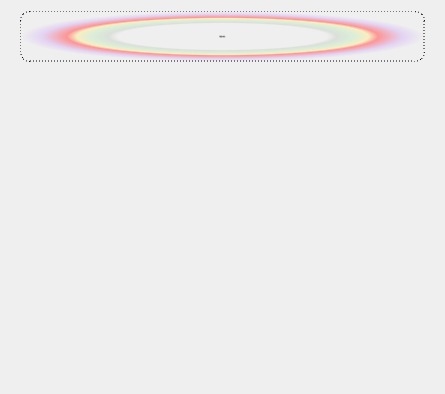
Qt form Client/Home/homepage.ui (Eva-483650/ShoppingMall) before a commit.
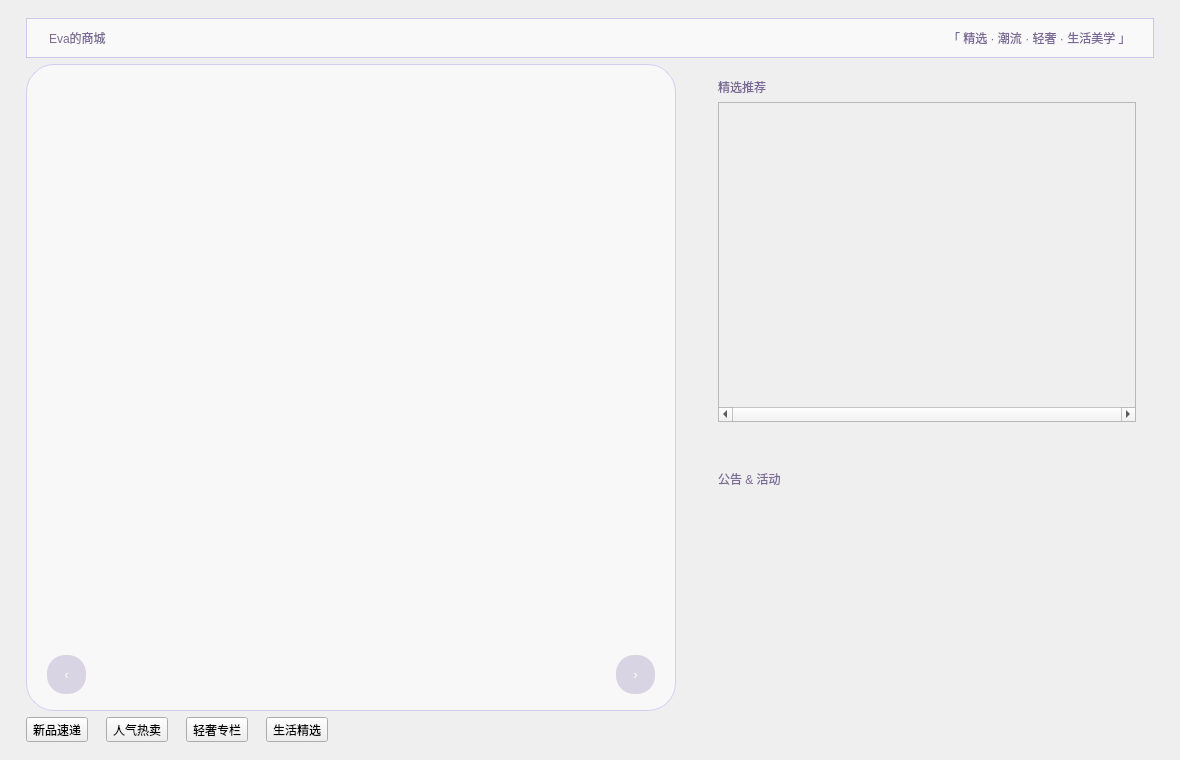
The same form after that commit.

Patch:
```diff
--- a/Client/Home/homepage.ui
+++ b/Client/Home/homepage.ui
@@ -6,65 +6,211 @@
    <rect>
     <x>0</x>
     <y>0</y>
-    <width>445</width>
-    <height>394</height>
+    <width>1180</width>
+    <height>760</height>
    </rect>
   </property>
   <property name="windowTitle">
    <string>Form</string>
   </property>
-  <layout class="QVBoxLayout" name="verticalLayout_2">
+  <property name="styleSheet">
+   <string notr="true">
+QWidget#HomePage {
+    background: qlineargradient(spread:pad, x1:0, y1:0, x2:1, y2:1,
+                 stop:0 #f4efff, stop:0.35 #ebe2fb,
+                 stop:0.7 #e2d6f7, stop:1 #d6c6f0);
+    font-family:&quot;微软雅黑&quot;;
+    color:#594b74;
+}
+
+/* 标题文字通用 */
+.titleLabel {
+    font: 700 26px &quot;微软雅黑&quot;;
+    color:#6c5b8f;
+    letter-spacing:2px;
+}
+
+/* 模块标题 */
+.sectionTitle {
+    font: 600 18px &quot;微软雅黑&quot;;
+    color:#6a5a8e;
+    border-left:5px solid qlineargradient(spread:pad,x1:0,y1:0,x2:0,y2:1,
+                 stop:0 #b9a8e8, stop:1 #9d84d8);
+    padding-left:10px;
+    margin:6px 0;
+}
+
+/* 顶部栏 */
+QFrame#topBar {
+    background: rgba(255,255,255,0.65);
+    border:1px solid rgba(200,188,231,0.8);
+    border-radius:22px;
+}
+
+/* 轮播卡片半透明 + 阴影可在代码里加 */
+QFrame#carouselFrame {
+    background: rgba(255,255,255,0.55);
+    border:1px solid rgba(210,198,240,0.9);
+    border-radius:28px;
+}
+
+/* 推荐、公告卡片 */
+QFrame.roundCard {
+    background: rgba(255,255,255,0.60);
+    border:1px solid rgba(210,198,240,0.9);
+    border-radius:22px;
+}
+
+QListWidget, QTextBrowser {
+    background:transparent;
+    border:none;
+    font: 11pt &quot;微软雅黑&quot;;
+    color:#5a4c74;
+}
+
+/* 分类快捷按钮 */
+QToolButton.categoryBtn {
+    background: qlineargradient(spread:pad,x1:0,y1:0,x2:1,y2:1,
+                stop:0 #cdbaf3, stop:1 #b19add);
+    color:#fff;
+    border:none;
+    border-radius:18px;
+    font:600 12pt &quot;微软雅黑&quot;;
+    padding:10px 18px;
+}
+QToolButton.categoryBtn:hover {
+    background:#b49fdd;
+}
+QToolButton.categoryBtn:pressed {
+    background:#a488d1;
+}
+
+/* 轮播左右按钮 */
+QToolButton#btn_prev, QToolButton#btn_next {
+    background: rgba(120,100,160,0.25);
+    color:#fff;
+    font: bold 20px &quot;微软雅黑&quot;;
+    border:none;
+    border-radius:18px;
+    min-width:36px;
+    min-height:36px;
+}
+QToolButton#btn_prev:hover, QToolButton#btn_next:hover {
+    background: rgba(120,100,160,0.45);
+}
+QToolButton#btn_prev:pressed, QToolButton#btn_next:pressed {
+    background: rgba(120,100,160,0.65);
+}
+
+/* 轮播指示点 */
+QLabel.indicatorDot {
+    min-width:14px;
+    min-height:14px;
+    max-width:14px;
+    max-height:14px;
+    border-radius:7px;
+    background:#d3c4ee;
+}
+QLabel.indicatorDot[current=&quot;true&quot;] {
+    background:qlineargradient(spread:pad,x1:0,y1:0,x2:1,y2:1,
+               stop:0 #bba6eb, stop:1 #9b83d5);
+}
+
+/* 精选推荐流式容器里的子卡片（代码里生成） */
+QFrame.productCard {
+    background: rgba(255,255,255,0.72);
+    border:1px solid rgba(205,192,235,0.9);
+    border-radius:16px;
+}
+QLabel.productName {
+    font: 12pt &quot;微软雅黑&quot;;
+    color:#5d4f79;
+    font-weight:600;
+}
+QLabel.productPrice {
+    font: 11pt &quot;微软雅黑&quot;;
+    color:#9a5a9d;
+    font-weight:500;
+}
+
+/* 滚动条淡紫 */
+QScrollBar:vertical {
+    background: transparent;
+    width: 10px;
+    margin:4px;
+}
+QScrollBar::handle:vertical {
+    background: #c7b4ea;
+    border-radius:5px;
+}
+QScrollBar::handle:vertical:hover {
+    background: #b49fdd;
+}
+QScrollBar::add-line:vertical, QScrollBar::sub-line:vertical {
+    height:0;
+}
+
+/* 去除额外虚边 */
+QWidget#HomePage QFrame, QStackedWidget {
+    /* 保持透明背景由父级控制 */
+}
+   </string>
+  </property>
+  <layout class="QVBoxLayout" name="rootLayout">
+   <property name="leftMargin">
+    <number>26</number>
+   </property>
+   <property name="topMargin">
+    <number>18</number>
+   </property>
+   <property name="rightMargin">
+    <number>26</number>
+   </property>
+   <property name="bottomMargin">
+    <number>18</number>
+   </property>
    <item>
-    <widget class="QWidget" name="widget" native="true">
-     <property name="sizePolicy">
-      <sizepolicy hsizetype="Preferred" vsizetype="Preferred">
-       <horstretch>0</horstretch>
-       <verstretch>0</verstretch>
-      </sizepolicy>
-     </property>
-     <property name="minimumSize">
-      <size>
-       <width>0</width>
-       <height>50</height>
-      </size>
-     </property>
-     <property name="maximumSize">
-      <size>
-       <width>16777215</width>
-       <height>60</height>
-      </size>
-     </property>
-     <layout class="QHBoxLayout" name="horizontalLayout">
-      <property name="topMargin">
-       <number>0</number>
+    <widget class="QFrame" name="topBar">
+     <layout class="QHBoxLayout" name="topBarLayout">
+      <property name="leftMargin">
+       <number>22</number>
+      </property>
+      <property name="rightMargin">
+       <number>22</number>
       </property>
       <item>
        <widget class="QLabel" name="lab_title">
-        <property name="font">
-         <font>
-          <family>Adobe 繁黑體 Std B</family>
-          <pointsize>-1</pointsize>
-          <weight>7</weight>
-          <italic>false</italic>
-          <bold>false</bold>
-         </font>
-        </property>
         <property name="styleSheet">
-         <string notr="true">border:1px dotted;
-border-radius:10px;
-
-background-color:qradialgradient(spread:pad, cx:0.5, cy:0.5, radius:0.5, fx:0.5, fy:0.5, stop:0 rgba(0, 0, 0, 0), stop:0.52 rgba(0, 0, 0, 0), stop:0.565 rgba(82, 121, 76, 33), stop:0.65 rgba(159, 235, 148, 64), stop:0.721925 rgba(255, 238, 150, 129), stop:0.77 rgba(255, 128, 128, 204), stop:0.89 rgba(191, 128, 255, 64), stop:1 rgba(0, 0, 0, 0));
-
-font: 63 27px &quot;Adobe 繁黑體 Std B&quot;;</string>
+         <string notr="true">qproperty-class: titleLabel;font: 12pt &quot;微软雅黑&quot;; color:#7a6a95;</string>
         </property>
         <property name="text">
-         <string>潮海波の商店</string>
+         <string>Eva的商城</string>
         </property>
         <property name="alignment">
-         <set>Qt::AlignCenter</set>
+         <set>Qt::AlignmentFlag::AlignLeading|Qt::AlignmentFlag::AlignLeft|Qt::AlignmentFlag::AlignVCenter</set>
         </property>
-        <property name="margin">
-         <number>5</number>
+       </widget>
+      </item>
+      <item>
+       <spacer name="titleSpacer">
+        <property name="orientation">
+         <enum>Qt::Orientation::Horizontal</enum>
+        </property>
+        <property name="sizeHint" stdset="0">
+         <size>
+          <width>40</width>
+          <height>20</height>
+         </size>
+        </property>
+       </spacer>
+      </item>
+      <item>
+       <widget class="QLabel" name="lab_subTitle">
+        <property name="styleSheet">
+         <string notr="true">font: 12pt &quot;微软雅黑&quot;; color:#7a6a95;</string>
+        </property>
+        <property name="text">
+         <string>「 精选 · 潮流 · 轻奢 · 生活美学 」</string>
         </property>
        </widget>
       </item>
@@ -72,10 +218,350 @@
     </widget>
    </item>
    <item>
-    <layout class="QVBoxLayout" name="lunboLayout"/>
+    <layout class="QHBoxLayout" name="midMainLayout">
+     <property name="spacing">
+      <number>24</number>
+     </property>
+     <item>
+      <widget class="QFrame" name="carouselFrame">
+       <property name="minimumSize">
+        <size>
+         <width>650</width>
+         <height>340</height>
+        </size>
+       </property>
+       <layout class="QVBoxLayout" name="carouselLayout">
+        <property name="leftMargin">
+         <number>20</number>
+        </property>
+        <property name="topMargin">
+         <number>18</number>
+        </property>
+        <property name="rightMargin">
+         <number>20</number>
+        </property>
+        <property name="bottomMargin">
+         <number>16</number>
+        </property>
+        <item>
+         <widget class="QStackedWidget" name="stack_carousel">
+          <property name="currentIndex">
+           <number>1</number>
+          </property>
+          <widget class="QWidget" name="carouselPage1">
+           <layout class="QVBoxLayout" name="carouselPage1Layout"/>
+          </widget>
+          <widget class="QWidget" name="carouselPage2">
+           <layout class="QVBoxLayout" name="carouselPage2Layout"/>
+          </widget>
+         </widget>
+        </item>
+        <item>
+         <layout class="QHBoxLayout" name="carouselControlLayout">
+          <item>
+           <widget class="QToolButton" name="btn_prev">
+            <property name="text">
+             <string>‹</string>
+            </property>
+           </widget>
+          </item>
+          <item>
+           <spacer name="ctlSpacerL">
+            <property name="orientation">
+             <enum>Qt::Orientation::Horizontal</enum>
+            </property>
+            <property name="sizeHint" stdset="0">
+             <size>
+              <width>20</width>
+              <height>20</height>
+             </size>
+            </property>
+           </spacer>
+          </item>
+          <item>
+           <widget class="QWidget" name="indicatorContainer" native="true">
+            <layout class="QHBoxLayout" name="indicatorLayout">
+             <property name="spacing">
+              <number>10</number>
+             </property>
+             <property name="leftMargin">
+              <number>0</number>
+             </property>
+             <property name="topMargin">
+              <number>0</number>
+             </property>
+             <property name="rightMargin">
+              <number>0</number>
+             </property>
+             <property name="bottomMargin">
+              <number>0</number>
+             </property>
+             <item>
+              <widget class="QLabel" name="dot_0">
+               <property name="styleSheet">
+                <string notr="true">qproperty-class: indicatorDot;</string>
+               </property>
+              </widget>
+             </item>
+             <item>
+              <widget class="QLabel" name="dot_1">
+               <property name="styleSheet">
+                <string notr="true">qproperty-class: indicatorDot;</string>
+               </property>
+              </widget>
+             </item>
+             <item>
+              <widget class="QLabel" name="dot_2">
+               <property name="styleSheet">
+                <string notr="true">qproperty-class: indicatorDot;</string>
+               </property>
+              </widget>
+             </item>
+            </layout>
+           </widget>
+          </item>
+          <item>
+           <spacer name="ctlSpacerR">
+            <property name="orientation">
+             <enum>Qt::Orientation::Horizontal</enum>
+            </property>
+            <property name="sizeHint" stdset="0">
+             <size>
+              <width>20</width>
+              <height>20</height>
+             </size>
+            </property>
+           </spacer>
+          </item>
+          <item>
+           <widget class="QToolButton" name="btn_next">
+            <property name="text">
+             <string>›</string>
+            </property>
+           </widget>
+          </item>
+         </layout>
+        </item>
+       </layout>
+      </widget>
+     </item>
+     <item>
+      <layout class="QVBoxLayout" name="rightColLayout">
+       <property name="spacing">
+        <number>20</number>
+       </property>
+       <item>
+        <widget class="QFrame" name="frame_recommend">
+         <property name="minimumSize">
+          <size>
+           <width>420</width>
+           <height>210</height>
+          </size>
+         </property>
+         <property name="styleSheet">
+          <string notr="true">qproperty-class: roundCard;</string>
+         </property>
+         <layout class="QVBoxLayout" name="recommendLayout">
+          <property name="leftMargin">
+           <number>18</number>
+          </property>
+          <property name="topMargin">
+           <number>14</number>
+          </property>
+          <property name="rightMargin">
+           <number>18</number>
+          </property>
+          <property name="bottomMargin">
+           <number>14</number>
+          </property>
+          <item>
+           <widget class="QLabel" name="lab_recommendTitle">
+            <property name="styleSheet">
+             <string notr="true">qproperty-class: sectionTitle;color:#7a6a95;</string>
+            </property>
+            <property name="text">
+             <string>精选推荐</string>
+            </property>
+           </widget>
+          </item>
+          <item>
+           <widget class="QScrollArea" name="scroll_recommend">
+            <property name="minimumSize">
+             <size>
+              <width>0</width>
+              <height>320</height>
+             </size>
+            </property>
+            <property name="verticalScrollBarPolicy">
+             <enum>Qt::ScrollBarPolicy::ScrollBarAlwaysOff</enum>
+            </property>
+            <property name="horizontalScrollBarPolicy">
+             <enum>Qt::ScrollBarPolicy::ScrollBarAlwaysOn</enum>
+            </property>
+            <property name="sizeAdjustPolicy">
+             <enum>QAbstractScrollArea::SizeAdjustPolicy::AdjustToContents</enum>
+            </property>
+            <property name="widgetResizable">
+             <bool>true</bool>
+            </property>
+            <widget class="QWidget" name="scrollAreaWidgetContents">
+             <property name="geometry">
+              <rect>
+               <x>0</x>
+               <y>0</y>
+               <width>412</width>
+               <height>301</height>
+              </rect>
+             </property>
+             <layout class="QHBoxLayout" name="recommendFlowLayout">
+              <property name="spacing">
+               <number>10</number>
+              </property>
+              <property name="sizeConstraint">
+               <enum>QLayout::SizeConstraint::SetDefaultConstraint</enum>
+              </property>
+              <property name="leftMargin">
+               <number>0</number>
+              </property>
+              <property name="topMargin">
+               <number>0</number>
+              </property>
+              <property name="rightMargin">
+               <number>0</number>
+              </property>
+              <property name="bottomMargin">
+               <number>0</number>
+              </property>
+              <item>
+               <spacer name="recSpacer">
+                <property name="orientation">
+                 <enum>Qt::Orientation::Horizontal</enum>
+                </property>
+                <property name="sizeType">
+                 <enum>QSizePolicy::Policy::Minimum</enum>
+                </property>
+                <property name="sizeHint" stdset="0">
+                 <size>
+                  <width>20</width>
+                  <height>80</height>
+                 </size>
+                </property>
+               </spacer>
+              </item>
+             </layout>
+            </widget>
+           </widget>
+          </item>
+         </layout>
+        </widget>
+       </item>
+       <item>
+        <widget class="QFrame" name="frame_notice">
+         <property name="minimumSize">
+          <size>
+           <width>420</width>
+           <height>150</height>
+          </size>
+         </property>
+         <property name="styleSheet">
+          <string notr="true">qproperty-class: roundCard;</string>
+         </property>
+         <layout class="QVBoxLayout" name="noticeLayout">
+          <property name="leftMargin">
+           <number>18</number>
+          </property>
+          <property name="topMargin">
+           <number>14</number>
+          </property>
+          <property name="rightMargin">
+           <number>18</number>
+          </property>
+          <property name="bottomMargin">
+           <number>14</number>
+          </property>
+          <item>
+           <widget class="QLabel" name="lab_noticeTitle">
+            <property name="styleSheet">
+             <string notr="true">qproperty-class: sectionTitle;color:#7a6a95;</string>
+            </property>
+            <property name="text">
+             <string>公告 &amp; 活动</string>
+            </property>
+           </widget>
+          </item>
+          <item>
+           <widget class="QListWidget" name="list_announcements">
+            <property name="horizontalScrollBarPolicy">
+             <enum>Qt::ScrollBarPolicy::ScrollBarAlwaysOff</enum>
+            </property>
+           </widget>
+          </item>
+         </layout>
+        </widget>
+       </item>
+      </layout>
+     </item>
+    </layout>
    </item>
    <item>
-    <widget class="QWidget" name="widget_3" native="true"/>
+    <layout class="QHBoxLayout" name="categoryLayout">
+     <property name="spacing">
+      <number>18</number>
+     </property>
+     <item>
+      <widget class="QToolButton" name="btn_cat_new">
+       <property name="styleSheet">
+        <string notr="true">qproperty-class: categoryBtn;</string>
+       </property>
+       <property name="text">
+        <string>新品速递</string>
+       </property>
+      </widget>
+     </item>
+     <item>
+      <widget class="QToolButton" name="btn_cat_hot">
+       <property name="styleSheet">
+        <string notr="true">qproperty-class: categoryBtn;</string>
+       </property>
+       <property name="text">
+        <string>人气热卖</string>
+       </property>
+      </widget>
+     </item>
+     <item>
+      <widget class="QToolButton" name="btn_cat_lux">
+       <property name="styleSheet">
+        <string notr="true">qproperty-class: categoryBtn;</string>
+       </property>
+       <property name="text">
+        <string>轻奢专栏</string>
+       </property>
+      </widget>
+     </item>
+     <item>
+      <widget class="QToolButton" name="btn_cat_daily">
+       <property name="styleSheet">
+        <string notr="true">qproperty-class: categoryBtn;</string>
+       </property>
+       <property name="text">
+        <string>生活精选</string>
+       </property>
+      </widget>
+     </item>
+     <item>
+      <spacer name="catSpacer">
+       <property name="orientation">
+        <enum>Qt::Orientation::Horizontal</enum>
+       </property>
+       <property name="sizeHint" stdset="0">
+        <size>
+         <width>40</width>
+         <height>20</height>
+        </size>
+       </property>
+      </spacer>
+     </item>
+    </layout>
    </item>
   </layout>
  </widget>
```
Left out of the diff: 2 changed lines with no effect on the pictures.
